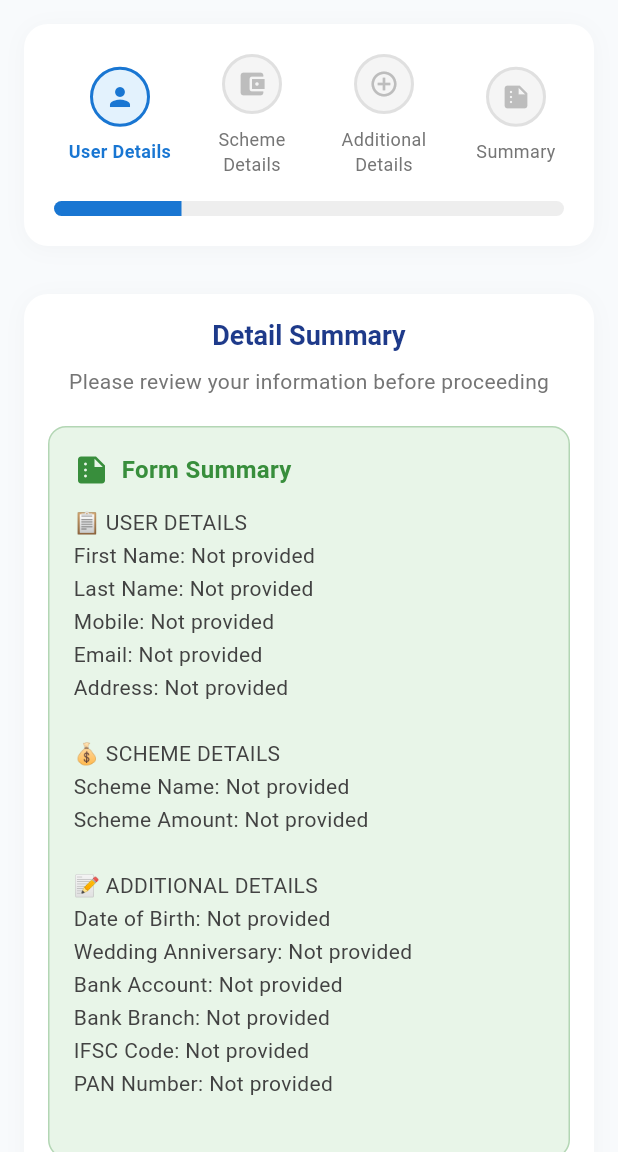
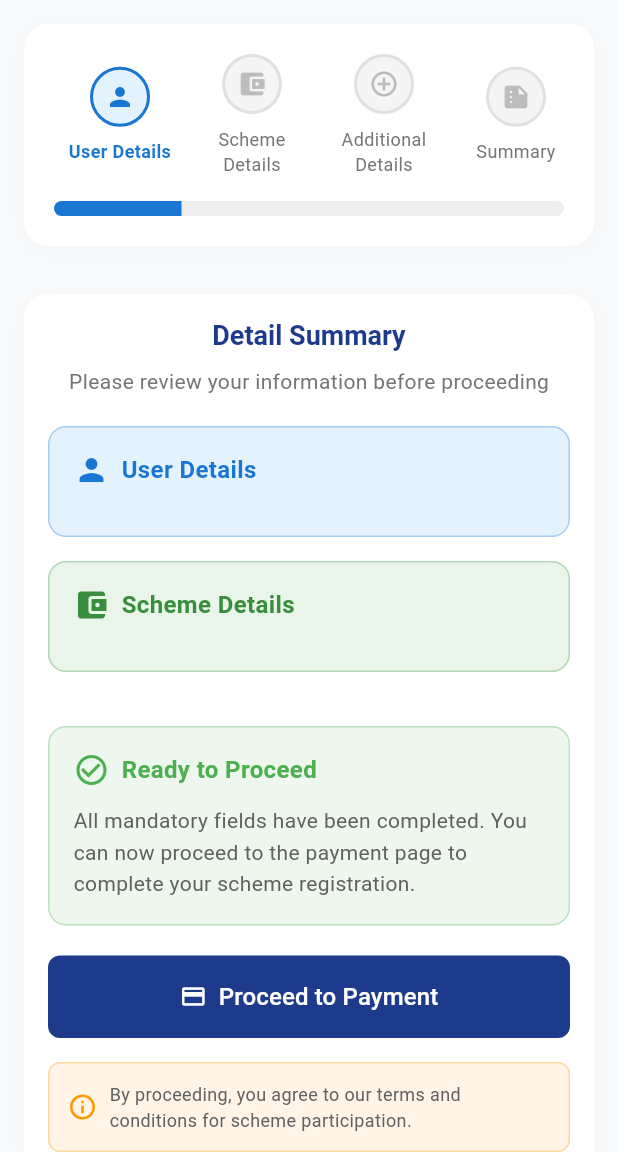
Before and after one commit to hjvnb786/hassanjewellers, a Flutter app: the JoinNewSchemeScreen screen opened directly, swiped to page 4, on a phone screen of 412 x 824 dp, the part 84-1236 px from its top. Run offline on Flutter 3.47's test engine with Material 3 defaults, Android fonts, the phone set to English and light mode, and no system bars; our stand-ins replace cloud_firestore, firebase_auth, firebase_core, share_plus, shared_preferences, shimmer and 1 more; missing offline and left inert: ntp; accounts and stored records are empty.

```diff
--- a/lib/Widgets/join_scheme_widgets/detail_summary.dart
+++ b/lib/Widgets/join_scheme_widgets/detail_summary.dart
@@ -1,5 +1,4 @@
 import 'package:flutter/material.dart';
-import 'package:hassanjewellers/Helpers/join_scheme_helpers/build_summary.dart';
 
 class DetailSummary extends StatelessWidget {
   final Map<String, dynamic> formData;
@@ -13,8 +12,6 @@ class DetailSummary extends StatelessWidget {
 
   @override
   Widget build(BuildContext context) {
-    final summaryText = buildSummary(formData);
-
     return Form(
       child: SingleChildScrollView(
         child: Column(
@@ -56,49 +53,16 @@ class DetailSummary extends StatelessWidget {
                       ),
                       const SizedBox(height: 20),
 
-                      // Summary Content
-                      Container(
-                        width: double.infinity,
-                        padding: const EdgeInsets.all(16),
-                        decoration: BoxDecoration(
-                          color: const Color(0xFFE8F5E8),
-                          borderRadius: BorderRadius.circular(12),
-                          border: Border.all(
-                            color: const Color(0xFF388E3C).withOpacity(0.3),
-                          ),
-                        ),
-                        child: Column(
-                          crossAxisAlignment: CrossAxisAlignment.start,
-                          children: [
-                            Row(
-                              children: [
-                                Icon(
-                                  Icons.summarize,
-                                  color: const Color(0xFF388E3C),
-                                ),
-                                const SizedBox(width: 8),
-                                Text(
-                                  'Form Summary',
-                                  style: TextStyle(
-                                    fontWeight: FontWeight.bold,
-                                    color: const Color(0xFF388E3C),
-                                    fontSize: 16,
-                                  ),
-                                ),
-                              ],
-                            ),
-                            const SizedBox(height: 12),
-                            Text(
-                              summaryText,
-                              style: TextStyle(
-                                fontSize: 14,
-                                height: 1.6,
-                                color: Colors.grey[800],
-                              ),
-                            ),
-                          ],
-                        ),
-                      ),
+                      // User Details Card
+                      _buildUserDetailsCard(),
+                      const SizedBox(height: 16),
+
+                      // Scheme Details Card
+                      _buildSchemeDetailsCard(),
+                      const SizedBox(height: 16),
+
+                      // Additional Details Card
+                      _buildAdditionalDetailsCard(),
                       const SizedBox(height: 20),
 
                       // Confirmation Card
@@ -208,9 +172,58 @@ class DetailSummary extends StatelessWidget {
     );
   }
 
+  Widget _buildSchemeDetailsCard() {
+    return Container(
+      width: double.infinity,
+      padding: const EdgeInsets.all(16),
+      decoration: BoxDecoration(
+        color: const Color(0xFFE8F5E8), // Light green background
+        borderRadius: BorderRadius.circular(12),
+        border: Border.all(
+          color: const Color(0xFF388E3C).withOpacity(0.3), // Green border
+        ),
+      ),
+      child: Column(
+        crossAxisAlignment: CrossAxisAlignment.start,
+        children: [
+          Row(
+            children: [
+              Icon(
+                Icons.account_balance_wallet,
+                color: const Color(0xFF388E3C), // Green icon
+              ),
+              const SizedBox(width: 8),
+              Text(
+                'Scheme Details',
+                style: TextStyle(
+                  fontWeight: FontWeight.bold,
+                  color: const Color(0xFF388E3C), // Green text
+                  fontSize: 16,
+                ),
+              ),
+            ],
+          ),
+          const SizedBox(height: 16),
+          _buildModernDetailRow(Icons.account_balance_wallet, 'Scheme Name', (formData['schemeName'] ?? '').toString()),
+          _buildModernDetailRow(Icons.attach_money, 'Scheme Amount', (formData['schemeAmount'] ?? '').toString()),
+          _buildModernDetailRow(Icons.schedule, 'Scheme Duration', (formData['schemeDuration'] ?? '').toString()),
+          _buildModernDetailRow(Icons.calendar_today, 'Start Date', (formData['startDate'] ?? '').toString()),
+          _buildModernDetailRow(Icons.event, 'End Date', (formData['endDate'] ?? '').toString()),
+          _buildModernDetailRow(Icons.payment, 'Payment Frequency', (formData['paymentFrequency'] ?? '').toString()),
+          _buildModernDetailRow(Icons.trending_up, 'Interest Rate', (formData['interestRate'] ?? '').toString()),
+          _buildModernDetailRow(Icons.description, 'Scheme Description', (formData['schemeDescription'] ?? '').toString()),
+        ],
+      ),
+    );
+  }
+
   Widget _buildAdditionalDetailsCard() {
     // Get all fields from formData that are not standard fields
-    final standardFields = ['firstName', 'lastName', 'mobile', 'email', 'address', 'schemeName', 'schemeAmount'];
+    final standardFields = [
+      'firstName', 'lastName', 'mobile', 'email', 'address',
+      'schemeName', 'schemeAmount', 'schemeDuration', 'startDate',
+      'endDate', 'paymentFrequency', 'interestRate', 'schemeDescription'
+    ];
     final additionalFields = <String, String>{};
 
     // Dynamically get all additional fields from formData
@@ -271,7 +284,51 @@ class DetailSummary extends StatelessWidget {
     );
   }
 
+  Widget _buildUserDetailsCard() {
+    return Container(
+      width: double.infinity,
+      padding: const EdgeInsets.all(16),
+      decoration: BoxDecoration(
+        color: const Color(0xFFE3F2FD), // Light blue background
+        borderRadius: BorderRadius.circular(12),
+        border: Border.all(
+          color: const Color(0xFF1976D2).withOpacity(0.3), // Blue border
+        ),
+      ),
+      child: Column(
+        crossAxisAlignment: CrossAxisAlignment.start,
+        children: [
+          Row(
+            children: [
+              Icon(
+                Icons.person,
+                color: const Color(0xFF1976D2), // Blue icon
+              ),
+              const SizedBox(width: 8),
+              Text(
+                'User Details',
+                style: TextStyle(
+                  fontWeight: FontWeight.bold,
+                  color: const Color(0xFF1976D2), // Blue text
+                  fontSize: 16,
+                ),
+              ),
+            ],
+          ),
+          const SizedBox(height: 16),
+          _buildModernDetailRow(Icons.person, 'First Name', (formData['firstName'] ?? '').toString()),
+          _buildModernDetailRow(Icons.person, 'Last Name', (formData['lastName'] ?? '').toString()),
+          _buildModernDetailRow(Icons.phone, 'Mobile Number', (formData['mobile'] ?? '').toString()),
+          _buildModernDetailRow(Icons.email, 'Email Address', (formData['email'] ?? '').toString()),
+          _buildModernDetailRow(Icons.location_on, 'Address', (formData['address'] ?? '').toString()),
+        ],
+      ),
+    );
+  }
+
   Widget _buildModernDetailRow(IconData icon, String label, String value) {
+    if (value.isEmpty) return const SizedBox.shrink();
+
     return Padding(
       padding: const EdgeInsets.symmetric(vertical: 8.0),
       child: Row(
@@ -313,6 +370,24 @@ class DetailSummary extends StatelessWidget {
         return 'Scheme Name';
       case 'schemeAmount':
         return 'Scheme Amount';
+      case 'schemeDuration':
+        return 'Scheme Duration';
+      case 'startDate':
+        return 'Start Date';
+      case 'endDate':
+        return 'End Date';
+      case 'paymentFrequency':
+        return 'Payment Frequency';
+      case 'interestRate':
+        return 'Interest Rate';
+      case 'schemeDescription':
+        return 'Scheme Description';
+      case 'panNumber':
+        return 'PAN Number';
+      case 'guardianName':
+        return 'Guardian Name';
+      case 'guardianRelationship':
+        return 'Relationship with Guardian';
       default:
         return key.replaceAll('_', ' ').toUpperCase();
     }
```
Also changed, not shown: lib/Widgets/join_scheme_widgets/user_details_form.dart (+27 -7 lines).
